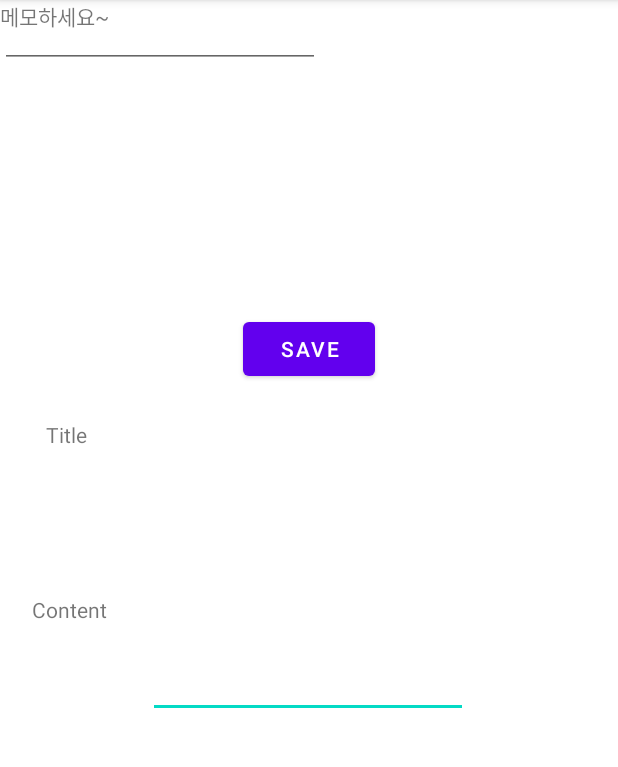
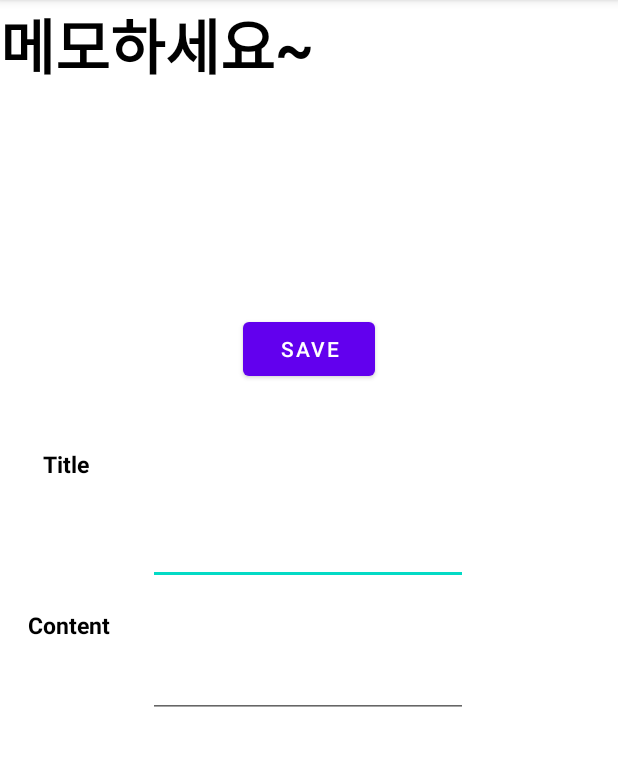
Before and after one commit to Eundding/AndroidStudy, an Android app: the MemoActivity screen opened directly, with no data from a screen before it, on a phone screen of 412 x 824 dp, the part 84-851 px from its top. Run offline under Robolectric (Android 15) with nearby library versions, the phone set to English and light mode, and no system bars.

Commit message:
activity connect

```diff
--- a/UMC_week52/app/src/main/java/com/example/umc_week5_2/MemoActivity.kt
+++ b/UMC_week52/app/src/main/java/com/example/umc_week5_2/MemoActivity.kt
@@ -1,5 +1,6 @@
 package com.example.umc_week5_2
 
+import android.content.Intent
 import androidx.appcompat.app.AppCompatActivity
 import android.os.Bundle
 import com.example.umc_week5_2.databinding.ActivityMainBinding
@@ -10,6 +11,15 @@ class MemoActivity : AppCompatActivity() {
 
     override fun onCreate(savedInstanceState: Bundle?) {
         super.onCreate(savedInstanceState)
-        setContentView(R.layout.activity_memo)
+        viewBinding = ActivityMemoBinding.inflate(layoutInflater)
+        setContentView(viewBinding.root)
+
+        viewBinding.btnSave.setOnClickListener {
+            var intent = Intent(this, MainActivity::class.java)
+            intent.putExtra("title", viewBinding.etTitle.text.toString())
+            intent.putExtra("content", viewBinding.etContent.toString())
+            startActivity(intent)
+        }
+
     }
 }
--- a/UMC_week52/app/src/main/res/layout/activity_memo.xml
+++ b/UMC_week52/app/src/main/res/layout/activity_memo.xml
@@ -5,6 +5,21 @@
     android:layout_width="match_parent"
     android:layout_height="match_parent"
     tools:context=".MemoActivity">
+
+    <EditText
+        android:id="@+id/et_title"
+        android:layout_width="wrap_content"
+        android:layout_height="wrap_content"
+        android:layout_marginTop="44dp"
+        android:ems="10"
+        android:gravity="start|top"
+        android:inputType="textMultiLine"
+        app:layout_constraintBottom_toTopOf="@+id/et_content"
+        app:layout_constraintEnd_toEndOf="parent"
+        app:layout_constraintHorizontal_bias="0.412"
+        app:layout_constraintStart_toStartOf="@+id/textView2"
+        app:layout_constraintTop_toBottomOf="@+id/btn_save"
+        tools:ignore="MissingConstraints" />
 
     <EditText
         android:id="@+id/et_content"
@@ -36,18 +51,14 @@
         android:layout_width="wrap_content"
         android:layout_height="wrap_content"
         android:text="메모하세요~"
-        tools:layout_editor_absoluteX="49dp"
-        tools:layout_editor_absoluteY="29dp" />
+        android:textColor="@color/black"
+        android:textSize="40sp"
+        android:textStyle="bold"
+        tools:ignore="MissingConstraints"
+        tools:layout_editor_absoluteX="6dp"
+        tools:layout_editor_absoluteY="25dp" />
 
-    <EditText
-        android:id="@+id/et_title"
-        android:layout_width="wrap_content"
-        android:layout_height="wrap_content"
-        android:ems="10"
-        android:gravity="start|top"
-        android:inputType="textMultiLine"
-        tools:layout_editor_absoluteX="102dp"
-        tools:layout_editor_absoluteY="299dp" />
+
 
     <TextView
         android:id="@+id/textView2"
@@ -58,6 +69,9 @@
         android:layout_marginEnd="354dp"
         android:layout_marginBottom="437dp"
         android:text="Title"
+        android:textColor="@color/black"
+        android:textStyle="bold"
+        android:textSize="15sp"
         app:layout_constraintBottom_toBottomOf="parent"
         app:layout_constraintEnd_toEndOf="parent"
         app:layout_constraintStart_toStartOf="parent"
@@ -72,6 +86,9 @@
         android:layout_marginEnd="341dp"
         android:layout_marginBottom="336dp"
         android:text="Content"
+        android:textColor="@color/black"
+        android:textStyle="bold"
+        android:textSize="15sp"
         app:layout_constraintBottom_toBottomOf="parent"
         app:layout_constraintEnd_toEndOf="parent"
         app:layout_constraintStart_toStartOf="parent"
```
Also changed, not shown: UMC_week52/app/src/main/java/com/example/umc_week5_2/MainActivity.kt (+15 -2 lines), UMC_week52/app/src/main/res/layout/activity_main.xml (+9 -9 lines), UMC_week52/app/src/main/res/layout/item_data.xml (+40 -9 lines).
